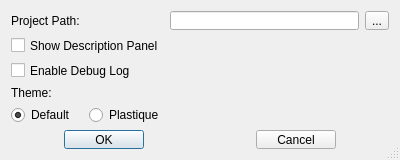
First picture: the form in ui/prefs.ui, repository hueyyeng/AssetsBrowser, before the edit.
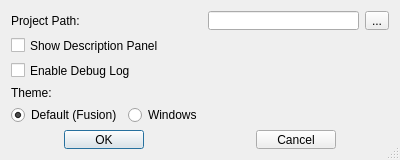
Second picture: the form after the edit.

```diff
--- a/ui/prefs.ui
+++ b/ui/prefs.ui
@@ -116,7 +116,7 @@
      <item>
       <widget class="QRadioButton" name="theme_radio1">
        <property name="text">
-        <string>Default</string>
+        <string>Default (Fusion)</string>
        </property>
        <property name="shortcut">
         <string/>
@@ -129,7 +129,7 @@
      <item>
       <widget class="QRadioButton" name="theme_radio2">
        <property name="text">
-        <string>Plastique</string>
+        <string>Windows</string>
        </property>
        <property name="shortcut">
         <string/>
```
